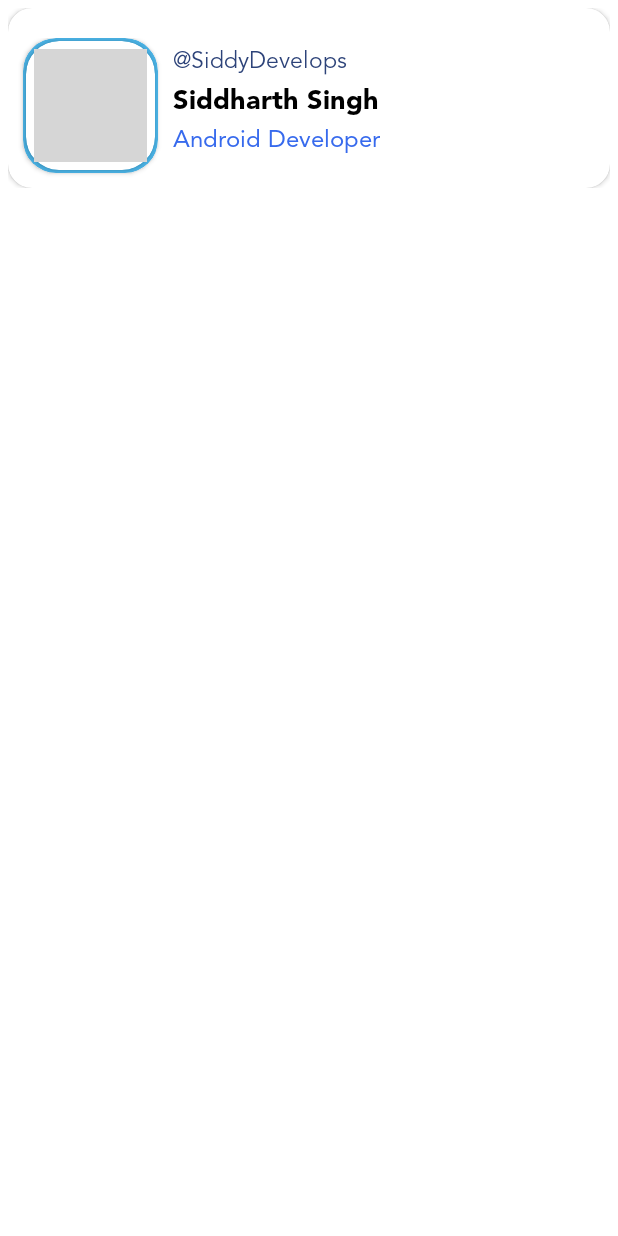
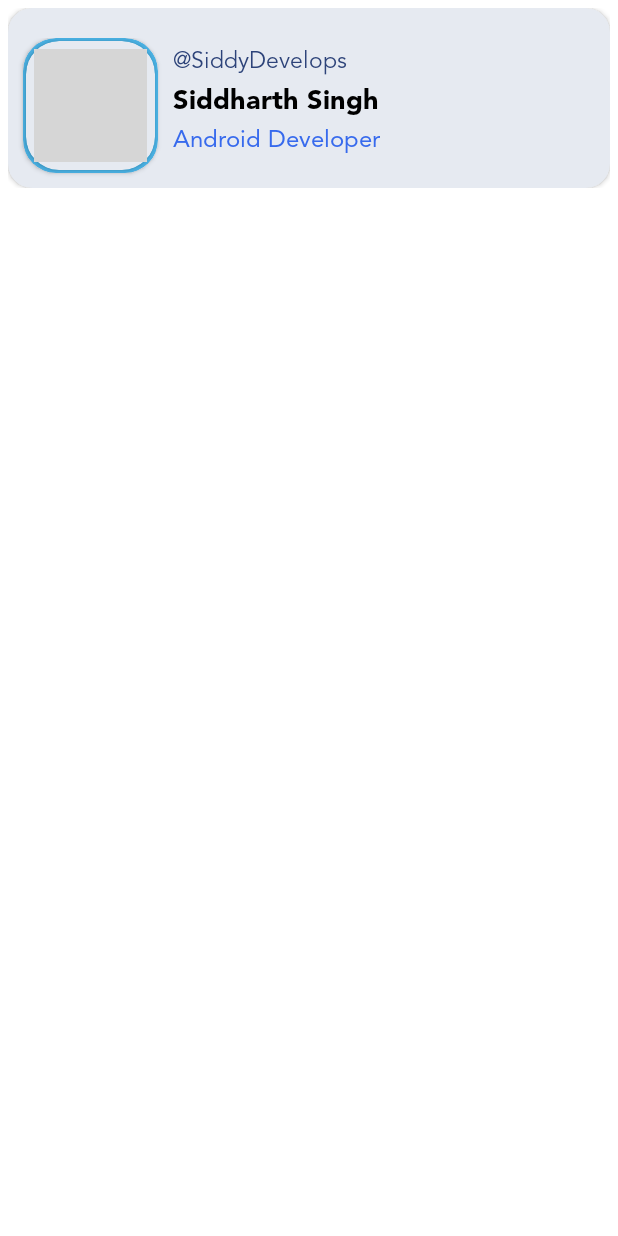
Before and after one commit to SiddyDevelops/Blogaro, an Android app: the layout profile_foll_rv_item.xml on its own in the app's theme, with its tools: preview values and no code run, on a phone screen of 412 x 824 dp. Run offline under Robolectric (Android 15) with nearby library versions, the phone set to English and light mode, and no system bars; grey boxes are pictures that could not be loaded.

Commit message:
Bugs Fixes in RV_lay

```diff
--- a/Blogaro/app/src/main/res/layout/profile_foll_rv_item.xml
+++ b/Blogaro/app/src/main/res/layout/profile_foll_rv_item.xml
@@ -10,6 +10,7 @@
         android:layout_width="match_parent"
         android:layout_height="match_parent"
         android:elevation="8dp"
+        app:cardBackgroundColor="@color/main_bg"
         app:cardCornerRadius="16dp">
 
         <androidx.constraintlayout.widget.ConstraintLayout
@@ -38,6 +39,7 @@
                         android:layout_width="match_parent"
                         android:layout_height="match_parent"
                         android:layout_margin="2dp"
+                        app:cardBackgroundColor="@color/main_bg"
                         android:elevation="8dp"
                         app:cardCornerRadius="22dp"
                         app:contentPadding="5dp">
```
